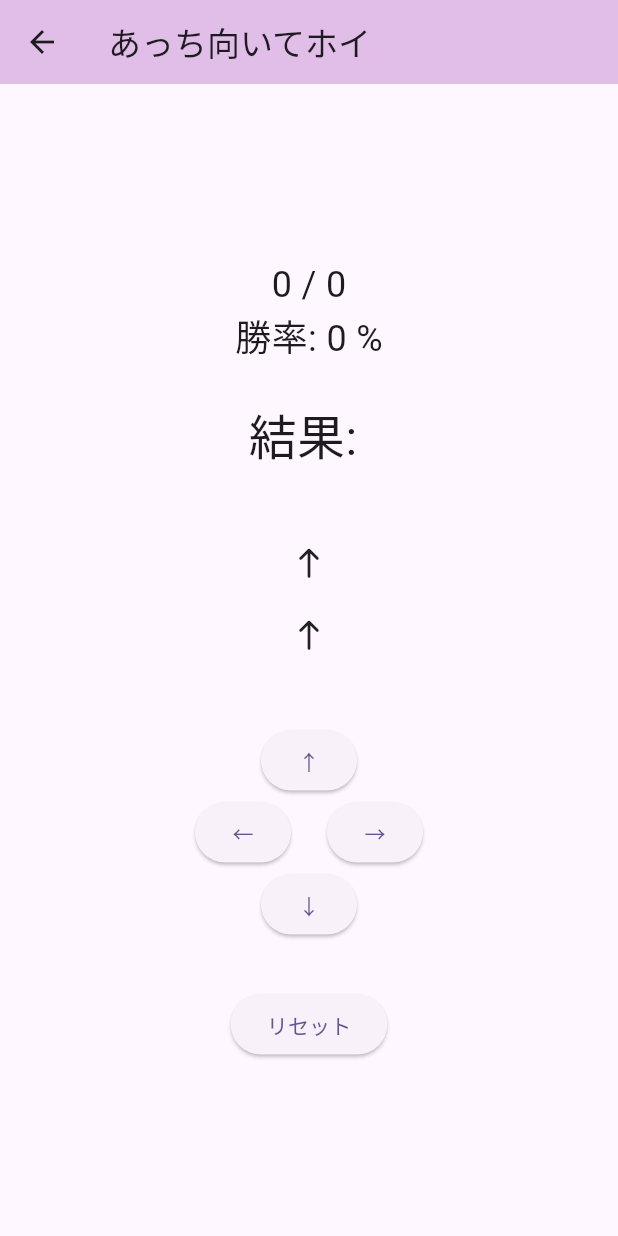
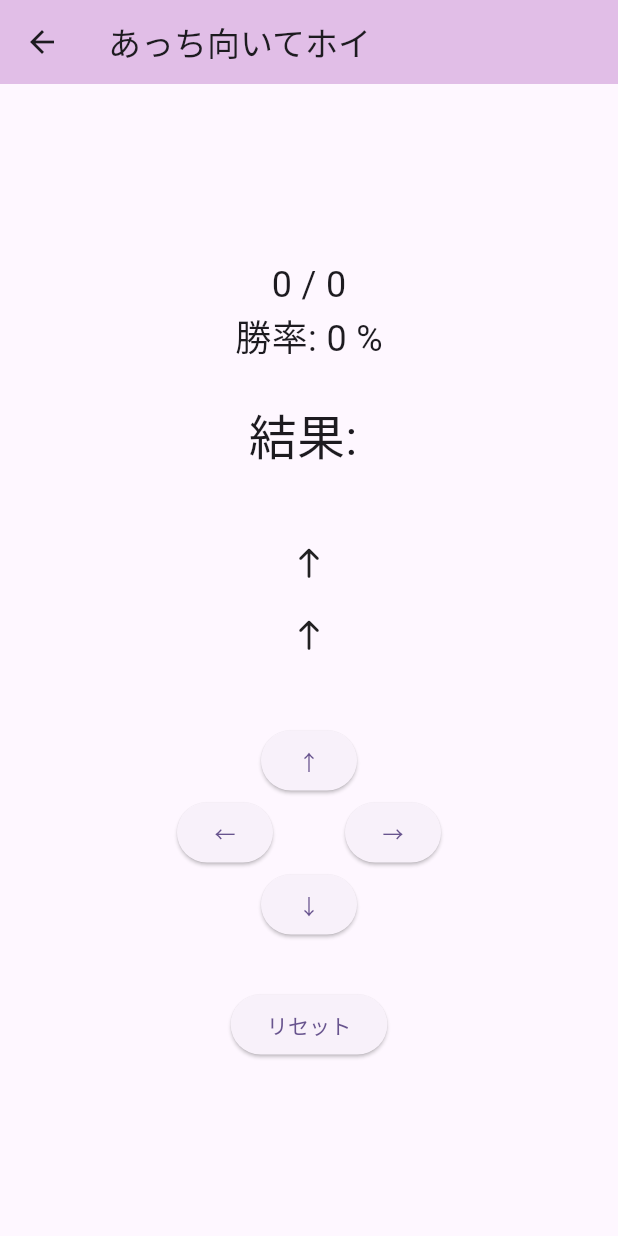
Before and after one commit to Takanaz/try_flutter_2, a Flutter app: the AttimuitehoiPage screen opened by its route, on a phone screen of 412 x 824 dp. Run offline on Flutter 3.47's test engine with Material 3 defaults, Android fonts, the light colour scheme and no system bars; our stand-ins replace go_router.

Commit message:
fix button styles

```diff
--- a/lib/view/attimuitehoi.dart
+++ b/lib/view/attimuitehoi.dart
@@ -119,7 +119,7 @@ class _AttimuitehoiPageState extends State<AttimuitehoiPage> {
                       },
                       child: Text('←'),
                     ),
-                    SizedBox(width: 24),
+                    SizedBox(width: 48),
                     ElevatedButton(
                       onPressed: () {
                         setMyDirection(Icon(Icons.east_rounded, size: 24));
```
